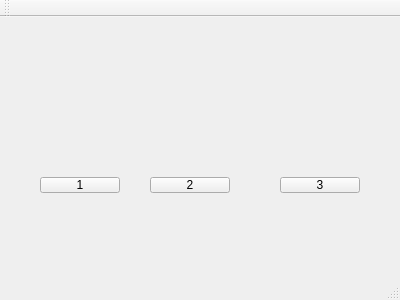
This is Lab3/mainwindow.ui in MariKush/OOP as Qt 5 draws it before an edit. The edited form follows.
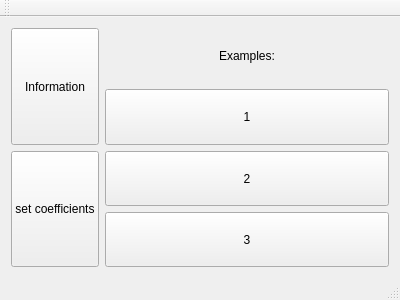
This is the edited form.

Commit message: added the construction by coefficients

```diff
--- a/Lab3/mainwindow.ui
+++ b/Lab3/mainwindow.ui
@@ -14,45 +14,118 @@
    <string>MainWindow</string>
   </property>
   <widget class="QWidget" name="centralWidget">
+   <layout class="QHBoxLayout" name="horizontalLayout_2">
+    <item>
+     <layout class="QVBoxLayout" name="verticalLayout_2">
+      <item>
+       <widget class="QPushButton" name="pushButtonInfo">
+        <property name="sizePolicy">
+         <sizepolicy hsizetype="Preferred" vsizetype="Preferred">
+          <horstretch>0</horstretch>
+          <verstretch>0</verstretch>
+         </sizepolicy>
+        </property>
+        <property name="text">
+         <string>Information</string>
+        </property>
+       </widget>
+      </item>
+      <item>
+       <widget class="QPushButton" name="pushButtonManually">
+        <property name="sizePolicy">
+         <sizepolicy hsizetype="Preferred" vsizetype="Preferred">
+          <horstretch>0</horstretch>
+          <verstretch>0</verstretch>
+         </sizepolicy>
+        </property>
+        <property name="text">
+         <string>set coefficients</string>
+        </property>
+       </widget>
+      </item>
+     </layout>
+    </item>
+    <item>
+     <layout class="QVBoxLayout" name="verticalLayout">
+      <item>
+       <layout class="QHBoxLayout" name="horizontalLayout">
+        <item>
+         <spacer name="horizontalSpacer_2">
+          <property name="orientation">
+           <enum>Qt::Horizontal</enum>
+          </property>
+          <property name="sizeHint" stdset="0">
+           <size>
+            <width>40</width>
+            <height>20</height>
+           </size>
+          </property>
+         </spacer>
+        </item>
+        <item>
+         <widget class="QLabel" name="label">
+          <property name="text">
+           <string>Examples:</string>
+          </property>
+         </widget>
+        </item>
+        <item>
+         <spacer name="horizontalSpacer">
+          <property name="orientation">
+           <enum>Qt::Horizontal</enum>
+          </property>
+          <property name="sizeHint" stdset="0">
+           <size>
+            <width>40</width>
+            <height>20</height>
+           </size>
+          </property>
+         </spacer>
+        </item>
+       </layout>
+      </item>
+      <item>
    <widget class="QPushButton" name="pushButton1">
-    <property name="geometry">
-     <rect>
-      <x>40</x>
-      <y>160</y>
-      <width>80</width>
-      <height>16</height>
-     </rect>
+        <property name="sizePolicy">
+         <sizepolicy hsizetype="Minimum" vsizetype="Preferred">
+          <horstretch>0</horstretch>
+          <verstretch>0</verstretch>
+         </sizepolicy>
     </property>
     <property name="text">
      <string>1</string>
     </property>
    </widget>
+      </item>
+      <item>
    <widget class="QPushButton" name="pushButton2">
-    <property name="geometry">
-     <rect>
-      <x>150</x>
-      <y>160</y>
-      <width>80</width>
-      <height>16</height>
-     </rect>
+        <property name="sizePolicy">
+         <sizepolicy hsizetype="Minimum" vsizetype="Preferred">
+          <horstretch>0</horstretch>
+          <verstretch>0</verstretch>
+         </sizepolicy>
     </property>
     <property name="text">
      <string>2</string>
     </property>
    </widget>
+      </item>
+      <item>
    <widget class="QPushButton" name="pushButton3">
-    <property name="geometry">
-     <rect>
-      <x>280</x>
-      <y>160</y>
-      <width>80</width>
-      <height>16</height>
-     </rect>
+        <property name="sizePolicy">
+         <sizepolicy hsizetype="Minimum" vsizetype="Preferred">
+          <horstretch>0</horstretch>
+          <verstretch>0</verstretch>
+         </sizepolicy>
     </property>
     <property name="text">
      <string>3</string>
     </property>
    </widget>
+      </item>
+     </layout>
+    </item>
+   </layout>
   </widget>
   <widget class="QMenuBar" name="menuBar">
    <property name="geometry">
```
Lines whose indentation alone changed are shown as unchanged. The commit also changes 13 other files.
